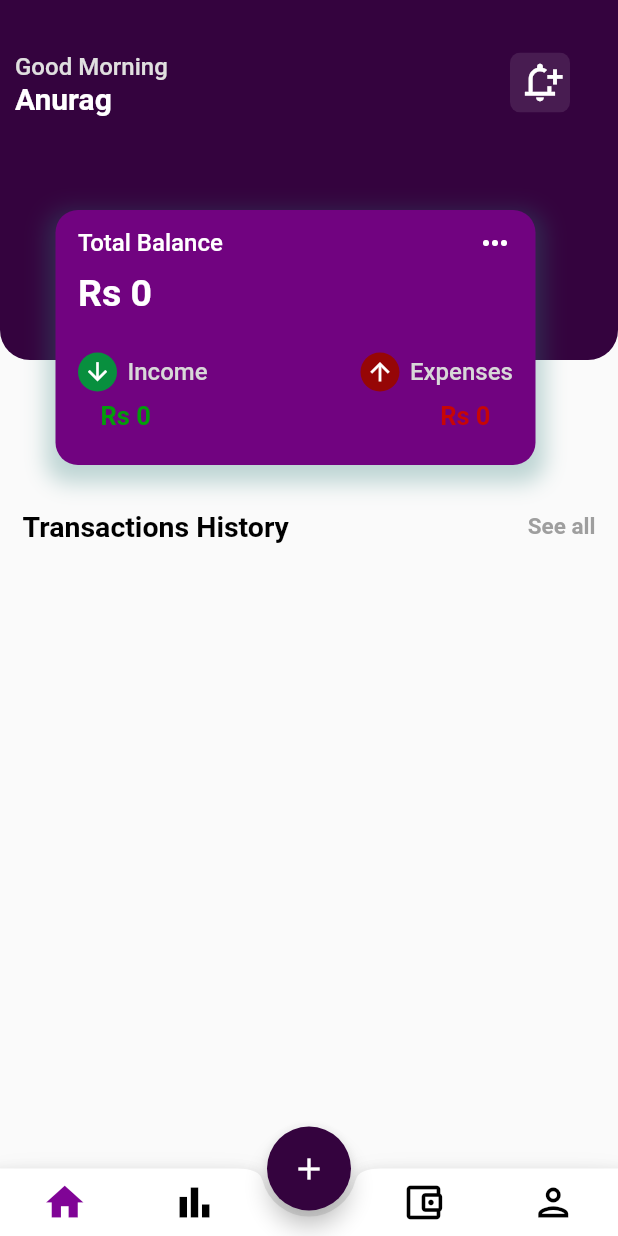
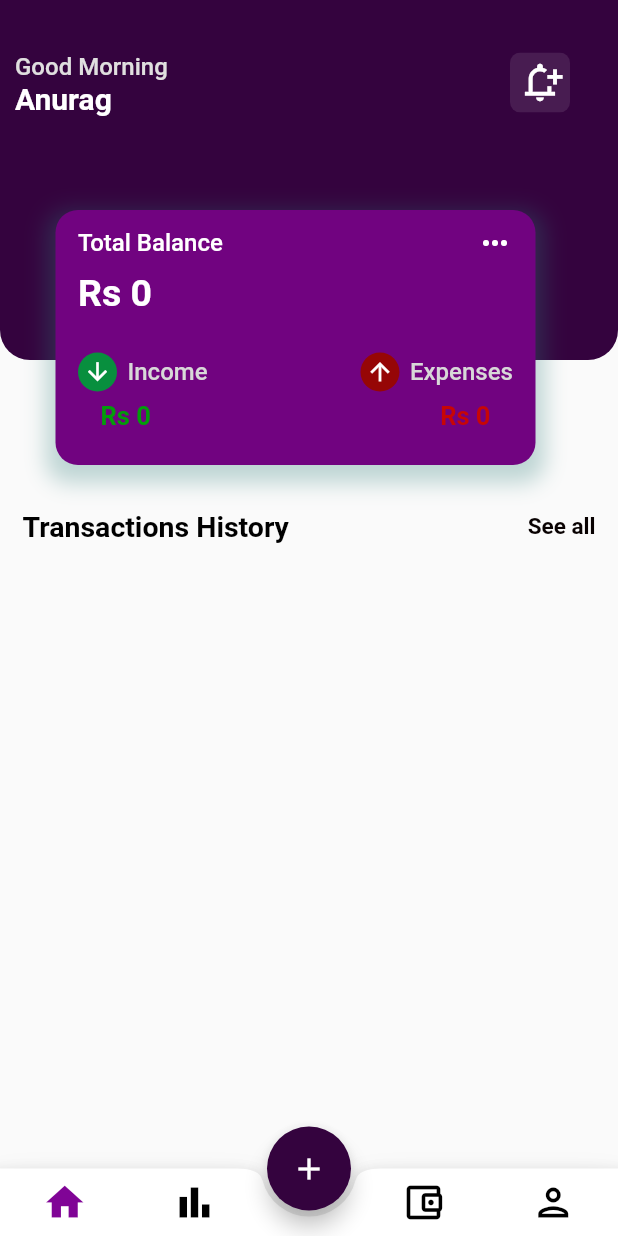
Before and after one commit to anurag67124/Finance-Managment-App, a Flutter app: the screen it shows after launch, on a phone screen of 412 x 824 dp. Run offline on Flutter 3.47's test engine with Material 2 defaults, Android fonts, the phone set to English and light mode, and no system bars; our stand-ins replace hive, hive_flutter, syncfusion_flutter_charts; accounts and stored records are empty.

```diff
--- a/finance_app/lib/Screens/home.dart
+++ b/finance_app/lib/Screens/home.dart
@@ -55,14 +55,22 @@ class _HomeState extends State<Home> {
                               style: TextStyle(
                                 fontWeight: FontWeight.w600,
                                 fontSize: 15,
-                                color: Colors.grey,
+                                color: Color.fromARGB(255, 8, 1, 1),
                               ),
                             ),
                           ],
                         ),
                       ),
                     ),
-                    SliverList(
+                    NotificationListener<ScrollNotification>(
+                      onNotification: (ScrollNotification scrollInfo) {
+                        if (scrollInfo.metrics.pixels ==
+                            scrollInfo.metrics.maxScrollExtent) {
+                          // Do something when scrolling reaches the bottom
+                        }
+                        return false;
+                      },
+                      child: SliverList(
                         delegate: SliverChildBuilderDelegate(
                           (context, index) {
                             history = box.values.toList()[index];
@@ -70,7 +78,8 @@ class _HomeState extends State<Home> {
                           },
                           childCount: box.length,
                         ),
-                    )
+                      ),
+                    ),
                   ],
                 );
               })),
```
Lines whose indentation alone changed are shown as unchanged.
